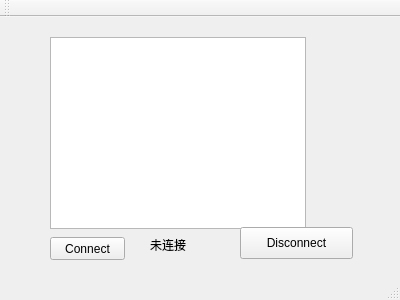
Qt form mainwindow.ui (sunbibei/visualizer) before a commit.
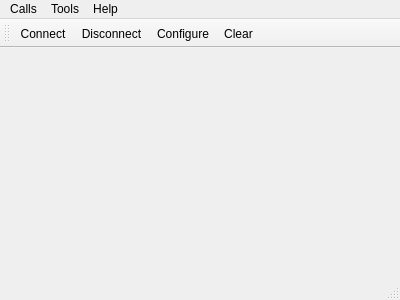
The same form after that commit. Icons and pictures are not drawn.

Diff of the .ui file:
```diff
--- a/mainwindow.ui
+++ b/mainwindow.ui
@@ -14,55 +14,7 @@
    <string>MainWindow</string>
   </property>
   <widget class="QWidget" name="centralWidget">
-   <widget class="QTextBrowser" name="textBrowser">
-    <property name="geometry">
-     <rect>
-      <x>50</x>
-      <y>20</y>
-      <width>256</width>
-      <height>192</height>
-     </rect>
-    </property>
-   </widget>
-   <widget class="QPushButton" name="btn_connect">
-    <property name="geometry">
-     <rect>
-      <x>50</x>
-      <y>220</y>
-      <width>75</width>
-      <height>23</height>
-     </rect>
-    </property>
-    <property name="text">
-     <string>Connect</string>
-    </property>
-   </widget>
-   <widget class="QLabel" name="status">
-    <property name="geometry">
-     <rect>
-      <x>150</x>
-      <y>220</y>
-      <width>60</width>
-      <height>16</height>
-     </rect>
-    </property>
-    <property name="text">
-     <string>未连接</string>
-    </property>
-   </widget>
-   <widget class="QPushButton" name="pushButton">
-    <property name="geometry">
-     <rect>
-      <x>240</x>
-      <y>210</y>
-      <width>113</width>
-      <height>32</height>
-     </rect>
-    </property>
-    <property name="text">
-     <string>Disconnect</string>
-    </property>
-   </widget>
+   <layout class="QVBoxLayout" name="verticalLayout"/>
   </widget>
   <widget class="QMenuBar" name="menuBar">
    <property name="geometry">
@@ -70,9 +22,35 @@
      <x>0</x>
      <y>0</y>
      <width>400</width>
-     <height>22</height>
+     <height>19</height>
     </rect>
    </property>
+   <widget class="QMenu" name="menuCalls">
+    <property name="title">
+     <string>Calls</string>
+    </property>
+    <addaction name="actionConnect"/>
+    <addaction name="actionDisconnect"/>
+    <addaction name="separator"/>
+    <addaction name="actionQuit"/>
+   </widget>
+   <widget class="QMenu" name="menuTools">
+    <property name="title">
+     <string>Tools</string>
+    </property>
+    <addaction name="actionConfigure"/>
+    <addaction name="actionClear"/>
+   </widget>
+   <widget class="QMenu" name="menuHelp">
+    <property name="title">
+     <string>Help</string>
+    </property>
+    <addaction name="actionAbout"/>
+    <addaction name="actionAboutQt"/>
+   </widget>
+   <addaction name="menuCalls"/>
+   <addaction name="menuTools"/>
+   <addaction name="menuHelp"/>
   </widget>
   <widget class="QToolBar" name="mainToolBar">
    <attribute name="toolBarArea">
@@ -81,8 +59,100 @@
    <attribute name="toolBarBreak">
     <bool>false</bool>
    </attribute>
+   <addaction name="actionConnect"/>
+   <addaction name="actionDisconnect"/>
+   <addaction name="actionConfigure"/>
+   <addaction name="actionClear"/>
   </widget>
   <widget class="QStatusBar" name="statusBar"/>
+  <action name="actionAbout">
+   <property name="text">
+    <string>&amp;About</string>
+   </property>
+   <property name="toolTip">
+    <string>About program</string>
+   </property>
+   <property name="shortcut">
+    <string>Alt+A</string>
+   </property>
+  </action>
+  <action name="actionAboutQt">
+   <property name="text">
+    <string>About Qt</string>
+   </property>
+  </action>
+  <action name="actionConnect">
+   <property name="icon">
+    <iconset resource="visualizer.qrc">
+     <normaloff>:/images/connect.png</normaloff>:/images/connect.png</iconset>
+   </property>
+   <property name="text">
+    <string>C&amp;onnect</string>
+   </property>
+   <property name="toolTip">
+    <string>Connect to CSR</string>
+   </property>
+   <property name="shortcut">
+    <string>Ctrl+O</string>
+   </property>
+  </action>
+  <action name="actionDisconnect">
+   <property name="icon">
+    <iconset resource="visualizer.qrc">
+     <normaloff>:/images/disconnect.png</normaloff>:/images/disconnect.png</iconset>
+   </property>
+   <property name="text">
+    <string>&amp;Disconnect</string>
+   </property>
+   <property name="toolTip">
+    <string>Disconnect from CSR</string>
+   </property>
+   <property name="shortcut">
+    <string>Ctrl+D</string>
+   </property>
+  </action>
+  <action name="actionConfigure">
+   <property name="icon">
+    <iconset resource="visualizer.qrc">
+     <normaloff>:/images/settings.png</normaloff>:/images/settings.png</iconset>
+   </property>
+   <property name="text">
+    <string>&amp;Configure</string>
+   </property>
+   <property name="toolTip">
+    <string>Configure SCR</string>
+   </property>
+   <property name="shortcut">
+    <string>Alt+C</string>
+   </property>
+  </action>
+  <action name="actionClear">
+   <property name="icon">
+    <iconset resource="visualizer.qrc">
+     <normaloff>:/images/clear.png</normaloff>:/images/clear.png</iconset>
+   </property>
+   <property name="text">
+    <string>C&amp;lear</string>
+   </property>
+   <property name="toolTip">
+    <string>Clear data</string>
+   </property>
+   <property name="shortcut">
+    <string>Alt+L</string>
+   </property>
+  </action>
+  <action name="actionQuit">
+   <property name="icon">
+    <iconset resource="visualizer.qrc">
+     <normaloff>:/images/application-exit.png</normaloff>:/images/application-exit.png</iconset>
+   </property>
+   <property name="text">
+    <string>&amp;Quit</string>
+   </property>
+   <property name="shortcut">
+    <string>Ctrl+Q</string>
+   </property>
+  </action>
  </widget>
  <layoutdefault spacing="6" margin="11"/>
  <resources/>
```
Left out of the diff: 6 changed lines with no effect on the pictures.
